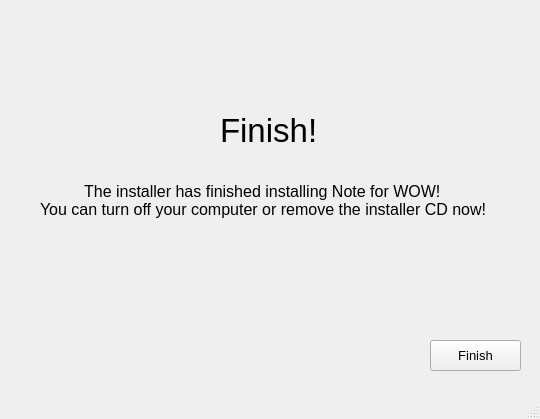
Before: the Qt Designer form PTI/SPCK/GUI/SetupFinish.ui in GreenSystemDuy08/TL-C4K-PTI01, drawn with Qt 5.
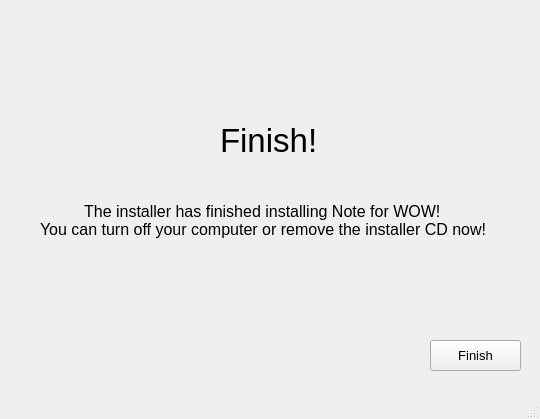
After: the same form once the commit is applied. Icons and pictures are not drawn.

The edit to the form file:
```diff
--- a/PTI/SPCK/GUI/SetupFinish.ui
+++ b/PTI/SPCK/GUI/SetupFinish.ui
@@ -22,7 +22,7 @@
     <property name="geometry">
      <rect>
       <x>220</x>
-      <y>110</y>
+      <y>120</y>
       <width>101</width>
       <height>41</height>
      </rect>
@@ -40,7 +40,7 @@
     <property name="geometry">
      <rect>
       <x>240</x>
-      <y>50</y>
+      <y>60</y>
       <width>51</width>
       <height>51</height>
      </rect>
@@ -59,7 +59,7 @@
     <property name="geometry">
      <rect>
       <x>40</x>
-      <y>130</y>
+      <y>150</y>
       <width>481</width>
       <height>141</height>
      </rect>
```
